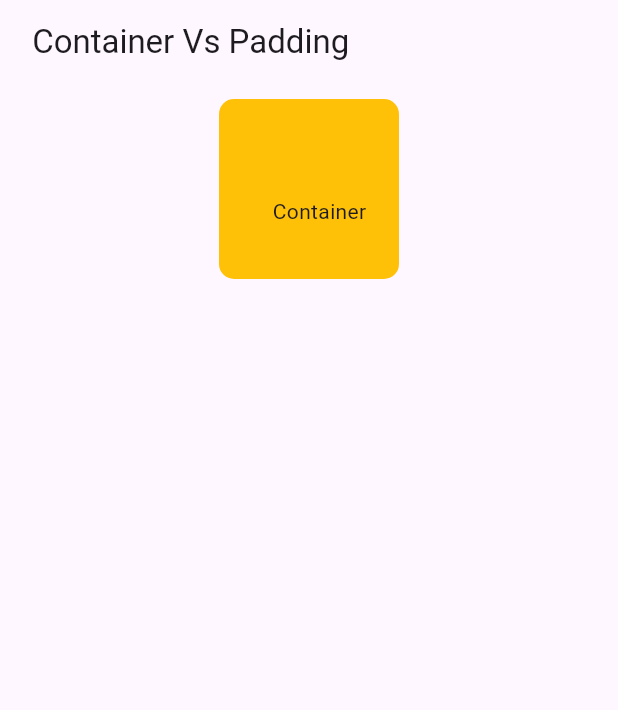
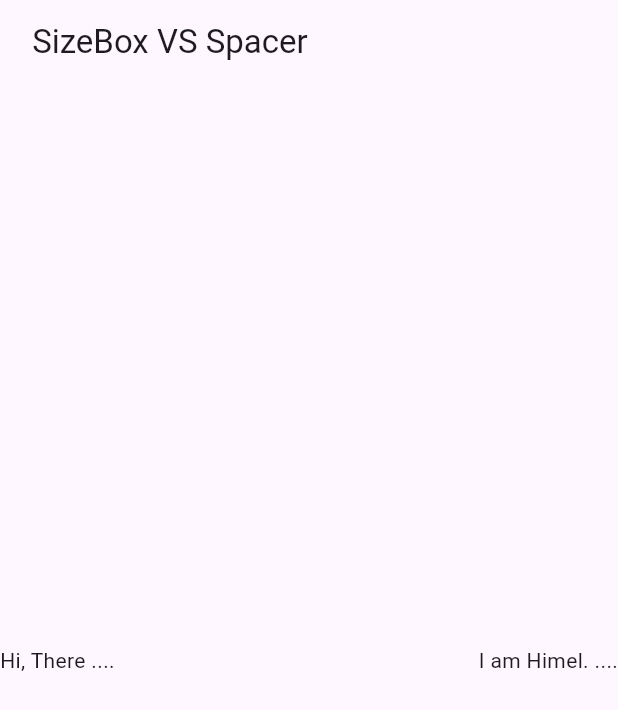
Before and after one commit to amhimel/widget-mastery-bangla, a Flutter app: the screen it shows after launch, on a phone screen of 412 x 824 dp. Shown: the top 710 px of the screen. Run offline on Flutter 3.47's test engine with Material 3 defaults, Android fonts, the phone set to English and light mode, and no system bars.

Commit message:
day-06-sizebox-spacer

```diff
--- a/lib/main.dart
+++ b/lib/main.dart
@@ -10,23 +10,19 @@ class HomePage extends StatelessWidget {
   @override
   Widget build(BuildContext context) {
     return Scaffold(
-      appBar: AppBar(title: Text(' Container Vs Padding ')),
+      appBar: AppBar(title: Text(' SizeBox VS Spacer ')),
       body: Center(
-        child: Column(
+        child: Row(
             children: [
-              Container(
-                height: 120,
-                width: 120,
-                padding: EdgeInsets.all(20),
-                margin: EdgeInsets.all(10),
-                decoration: BoxDecoration(
-                  borderRadius: BorderRadius.circular(10),
-                  color: Colors.amber
-
-                ),
-                child: Align(child: Text('Container'),
-                alignment: Alignment(0.8,0.5),),
-              ),
+              Text("Hi, There ...."),
+              Spacer(),
+              Text("I am Himel. ...."),
+              // SizedBox(
+              //   height: 100,
+              //   width: 150,
+              //   child: Container(
+              //     color: Colors.amber,
+              //   ),
 
             ]
       ),
```
